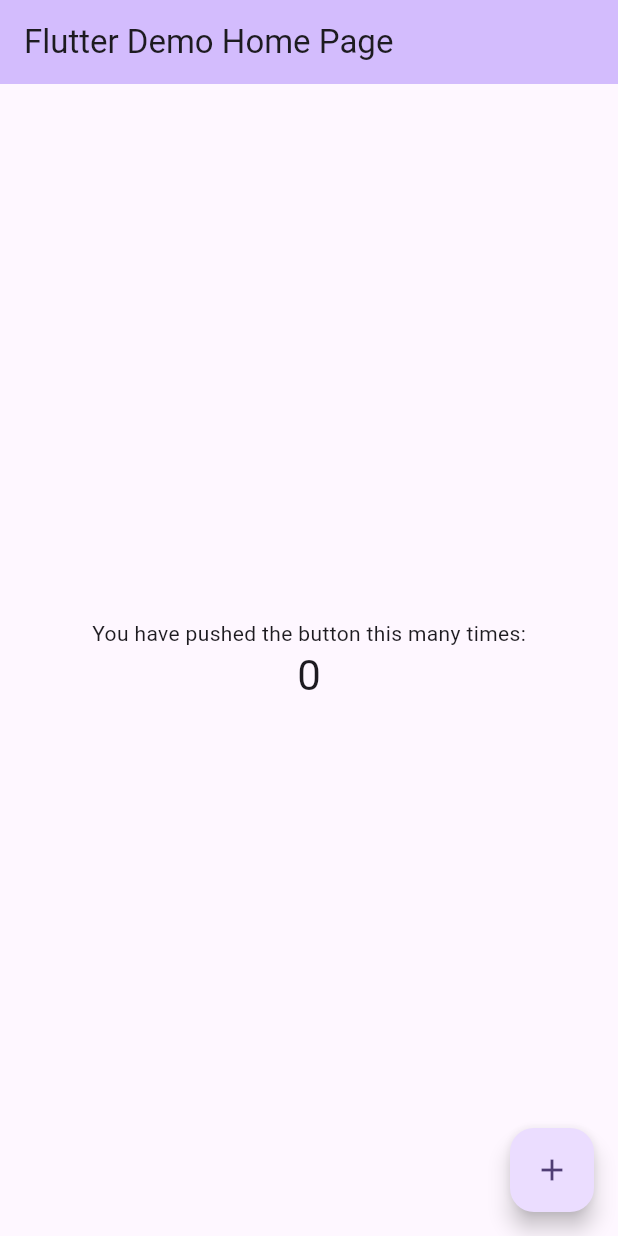
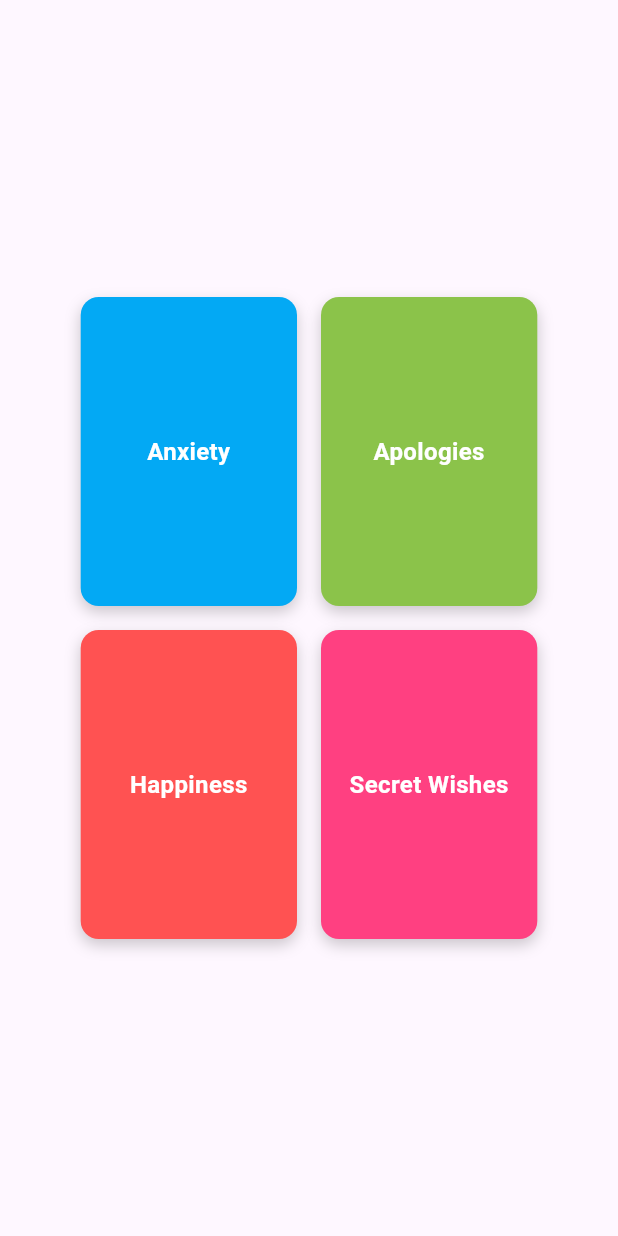
Before and after one commit to Raseelp/Silent-Echoes, a Flutter app: the screen it shows after launch, on a phone screen of 412 x 824 dp. Run offline on Flutter 3.47's test engine with Material 3 defaults, Android fonts, the light colour scheme and no system bars; our stand-ins replace cloud_firestore, firebase_core; accounts and stored records are empty.

Commit message:
Implemeted basic ui and all of the functions

```diff
--- /dev/null
+++ b/lib/Pages/homePage.dart
@@ -0,0 +1,38 @@
+import 'package:flutter/material.dart';
+import 'package:silent_echoes/Pages/categoryPage.dart';
+import 'package:silent_echoes/Widgets/category_cards.dart';
+
+class HomePage extends StatelessWidget {
+  const HomePage({super.key});
+
+  @override
+  Widget build(BuildContext context) {
+    final screenHeight = MediaQuery.of(context).size.height;
+    final screenWidth = MediaQuery.of(context).size.width;
+    return Scaffold(
+      body: Column(
+        mainAxisAlignment: MainAxisAlignment.center,
+        children: [
+          Row(
+            mainAxisAlignment: MainAxisAlignment.center,
+            children: [
+              buildCategoryBox(context, 'Anxiety', Colors.lightBlue,
+                  screenWidth, screenHeight),
+              buildCategoryBox(context, 'Apologies ', Colors.lightGreen,
+                  screenWidth, screenHeight),
+            ],
+          ),
+          Row(
+            mainAxisAlignment: MainAxisAlignment.center,
+            children: [
+              buildCategoryBox(context, 'Happiness ', Colors.redAccent,
+                  screenWidth, screenHeight),
+              buildCategoryBox(context, 'Secret Wishes', Colors.pinkAccent,
+                  screenWidth, screenHeight),
+            ],
+          )
+        ],
+      ),
+    );
+  }
+}
--- /dev/null
+++ b/lib/Widgets/category_cards.dart
@@ -0,0 +1,48 @@
+import 'dart:ui';
+
+import 'package:flutter/material.dart';
+import 'package:silent_echoes/Pages/categoryPage.dart';
+
+Widget buildCategoryBox(BuildContext context, String category, Color color,
+    double screenWidth, double screenHeight) {
+  return GestureDetector(
+    onTap: () {
+      Navigator.push(
+        context,
+        MaterialPageRoute(
+          builder: (context) => CategoryPage(
+            category: category,
+            categoryColor: color,
+          ),
+        ),
+      );
+    },
+    child: Container(
+      margin: const EdgeInsets.all(8.0),
+      width: screenWidth * 0.35,
+      height: screenHeight * 0.25,
+      decoration: BoxDecoration(
+        color: color,
+        borderRadius: BorderRadius.circular(12.0),
+        boxShadow: [
+          BoxShadow(
+            color: Colors.black.withOpacity(0.2),
+            blurRadius: 8.0,
+            offset: const Offset(0, 4),
+          ),
+        ],
+      ),
+      child: Center(
+        child: Text(
+          category,
+          textAlign: TextAlign.center,
+          style: const TextStyle(
+            color: Colors.white,
+            fontWeight: FontWeight.bold,
+            fontSize: 16,
+          ),
+        ),
+      ),
+    ),
+  );
+}
--- a/lib/main.dart
+++ b/lib/main.dart
@@ -1,125 +1,21 @@
+import 'package:firebase_core/firebase_core.dart';
 import 'package:flutter/material.dart';
+import 'package:silent_echoes/Pages/homePage.dart';
+import 'package:silent_echoes/firebase_options.dart';
 
-void main() {
-  runApp(const MyApp());
+Future<void> main() async {
+  WidgetsFlutterBinding.ensureInitialized();
+  await Firebase.initializeApp();
+  runApp(const SilentEchoes());
 }
 
-class MyApp extends StatelessWidget {
-  const MyApp({super.key});
+class SilentEchoes extends StatelessWidget {
+  const SilentEchoes({super.key});
 
-  // This widget is the root of your application.
   @override
   Widget build(BuildContext context) {
     return MaterialApp(
-      title: 'Flutter Demo',
-      theme: ThemeData(
-        // This is the theme of your application.
-        //
-        // TRY THIS: Try running your application with "flutter run". You'll see
-        // the application has a purple toolbar. Then, without quitting the app,
-        // try changing the seedColor in the colorScheme below to Colors.green
-        // and then invoke "hot reload" (save your changes or press the "hot
-        // reload" button in a Flutter-supported IDE, or press "r" if you used
-        // the command line to start the app).
-        //
-        // Notice that the counter didn't reset back to zero; the application
-        // state is not lost during the reload. To reset the state, use hot
-        // restart instead.
-        //
-        // This works for code too, not just values: Most code changes can be
-        // tested with just a hot reload.
-        colorScheme: ColorScheme.fromSeed(seedColor: Colors.deepPurple),
-        useMaterial3: true,
-      ),
-      home: const MyHomePage(title: 'Flutter Demo Home Page'),
+      home: HomePage(),
     );
   }
 }
-
-class MyHomePage extends StatefulWidget {
-  const MyHomePage({super.key, required this.title});
-
-  // This widget is the home page of your application. It is stateful, meaning
-  // that it has a State object (defined below) that contains fields that affect
-  // how it looks.
-
-  // This class is the configuration for the state. It holds the values (in this
-  // case the title) provided by the parent (in this case the App widget) and
-  // used by the build method of the State. Fields in a Widget subclass are
-  // always marked "final".
-
-  final String title;
-
-  @override
-  State<MyHomePage> createState() => _MyHomePageState();
-}
-
-class _MyHomePageState extends State<MyHomePage> {
-  int _counter = 0;
-
-  void _incrementCounter() {
-    setState(() {
-      // This call to setState tells the Flutter framework that something has
-      // changed in this State, which causes it to rerun the build method below
-      // so that the display can reflect the updated values. If we changed
-      // _counter without calling setState(), then the build method would not be
-      // called again, and so nothing would appear to happen.
-      _counter++;
-    });
-  }
-
-  @override
-  Widget build(BuildContext context) {
-    // This method is rerun every time setState is called, for instance as done
-    // by the _incrementCounter method above.
-    //
-    // The Flutter framework has been optimized to make rerunning build methods
-    // fast, so that you can just rebuild anything that needs updating rather
-    // than having to individually change instances of widgets.
-    return Scaffold(
-      appBar: AppBar(
-        // TRY THIS: Try changing the color here to a specific color (to
-        // Colors.amber, perhaps?) and trigger a hot reload to see the AppBar
-        // change color while the other colors stay the same.
-        backgroundColor: Theme.of(context).colorScheme.inversePrimary,
-        // Here we take the value from the MyHomePage object that was created by
-        // the App.build method, and use it to set our appbar title.
-        title: Text(widget.title),
-      ),
-      body: Center(
-        // Center is a layout widget. It takes a single child and positions it
-        // in the middle of the parent.
-        child: Column(
-          // Column is also a layout widget. It takes a list of children and
-          // arranges them vertically. By default, it sizes itself to fit its
-          // children horizontally, and tries to be as tall as its parent.
-          //
-          // Column has various properties to control how it sizes itself and
-          // how it positions its children. Here we use mainAxisAlignment to
-          // center the children vertically; the main axis here is the vertical
-          // axis because Columns are vertical (the cross axis would be
-          // horizontal).
-          //
-          // TRY THIS: Invoke "debug painting" (choose the "Toggle Debug Paint"
-          // action in the IDE, or press "p" in the console), to see the
-          // wireframe for each widget.
-          mainAxisAlignment: MainAxisAlignment.center,
-          children: <Widget>[
-            const Text(
-              'You have pushed the button this many times:',
-            ),
-            Text(
-              '$_counter',
-              style: Theme.of(context).textTheme.headlineMedium,
-            ),
-          ],
-        ),
-      ),
-      floatingActionButton: FloatingActionButton(
-        onPressed: _incrementCounter,
-        tooltip: 'Increment',
-        child: const Icon(Icons.add),
-      ), // This trailing comma makes auto-formatting nicer for build methods.
-    );
-  }
-}
--- a/pubspec.yaml
+++ b/pubspec.yaml
@@ -35,6 +35,8 @@ dependencies:
   # The following adds the Cupertino Icons font to your application.
   # Use with the CupertinoIcons class for iOS style icons.
   cupertino_icons: ^1.0.8
+  firebase_core: ^3.8.1
+  cloud_firestore: ^5.5.1
 
 dev_dependencies:
   flutter_test:
```
Also changed, not shown: lib/Pages/categoryPage.dart (added, +97 -0 lines), lib/Pages/messageFeedPage.dart (added, +59 -0 lines), lib/Widgets/message_card.dart (added, +45 -0 lines), firebase.json (added), lib/firebase_options.dart (added), pubspec.lock, 8 other files.
